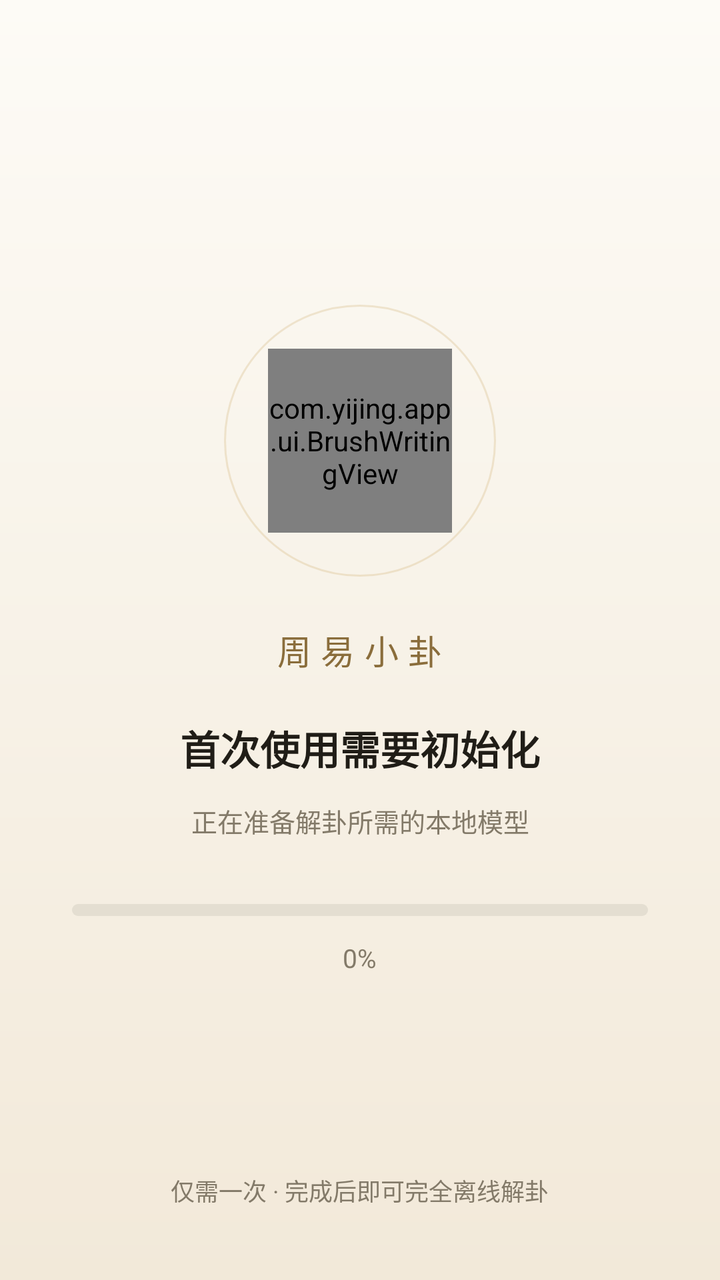
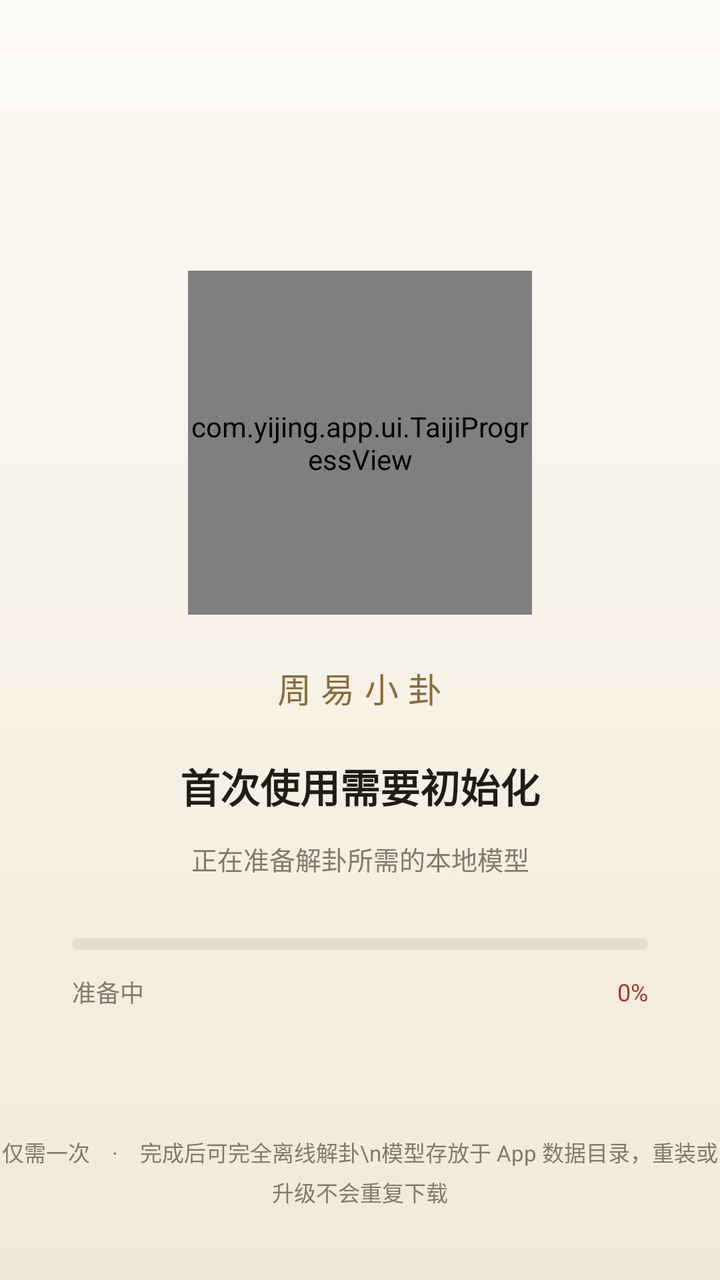

Two renders of the same Android screen: before a commit and after it. Below are the layout's source before the change and the commit's diff.
<!-- AndroidManifest.xml: application theme Theme.Yijing -->
<!-- res/layout/activity_onboarding.xml -->
<?xml version="1.0" encoding="utf-8"?>
<FrameLayout xmlns:android="http://schemas.android.com/apk/res/android"
    android:layout_width="match_parent"
    android:layout_height="match_parent"
    android:background="@drawable/bg_onboarding">

    <LinearLayout
        android:layout_width="match_parent"
        android:layout_height="wrap_content"
        android:layout_gravity="center"
        android:orientation="vertical"
        android:gravity="center_horizontal"
        android:paddingHorizontal="36dp">

        <FrameLayout
            android:layout_width="136dp"
            android:layout_height="136dp">

            <View
                android:layout_width="match_parent"
                android:layout_height="match_parent"
                android:background="@drawable/bg_onboarding_ring" />

            <com.yijing.app.ui.BrushWritingView
                android:id="@+id/onboardingBrush"
                android:layout_width="92dp"
                android:layout_height="92dp"
                android:layout_gravity="center" />
        </FrameLayout>

        <TextView
            android:layout_width="wrap_content"
            android:layout_height="wrap_content"
            android:layout_marginTop="24dp"
            android:letterSpacing="0.28"
            android:text="周易小卦"
            android:textColor="@color/brand"
            android:textSize="17sp" />

        <TextView
            android:id="@+id/onboardingHeadline"
            android:layout_width="wrap_content"
            android:layout_height="wrap_content"
            android:layout_marginTop="22dp"
            android:gravity="center"
            android:text="首次使用需要初始化"
            android:textColor="@color/ink"
            android:textSize="20sp"
            android:textStyle="bold" />

        <TextView
            android:id="@+id/onboardingDetail"
            android:layout_width="match_parent"
            android:layout_height="wrap_content"
            android:layout_marginTop="12dp"
            android:gravity="center"
            android:lineSpacingExtra="5dp"
            android:text="正在准备解卦所需的本地模型"
            android:textColor="@color/ink_muted"
            android:textSize="13sp" />

        <ProgressBar
            android:id="@+id/onboardingProgress"
            style="?android:attr/progressBarStyleHorizontal"
            android:layout_width="match_parent"
            android:layout_height="6dp"
            android:layout_marginTop="32dp"
            android:max="100"
            android:progress="0"
            android:progressDrawable="@drawable/progress_cinnabar" />

        <TextView
            android:id="@+id/onboardingPercent"
            android:layout_width="wrap_content"
            android:layout_height="wrap_content"
            android:layout_marginTop="12dp"
            android:text="0%"
            android:textColor="@color/ink_muted"
            android:textSize="13sp" />

        <TextView
            android:id="@+id/onboardingRetry"
            android:layout_width="wrap_content"
            android:layout_height="wrap_content"
            android:layout_marginTop="26dp"
            android:background="@drawable/bg_retry_button"
            android:paddingHorizontal="26dp"
            android:paddingVertical="11dp"
            android:text="重新尝试"
            android:textColor="@color/cinnabar"
            android:textSize="14sp"
            android:visibility="gone" />

        
        <TextView
            android:id="@+id/onboardingCancel"
            android:layout_width="wrap_content"
            android:layout_height="wrap_content"
            android:layout_marginTop="26dp"
            android:background="@drawable/bg_cancel_button"
            android:paddingHorizontal="26dp"
            android:paddingVertical="11dp"
            android:text="取消下载"
            android:textColor="@color/ink_muted"
            android:textSize="14sp"
            android:visibility="gone" />

        
        <TextView
            android:id="@+id/onboardingSkip"
            android:layout_width="wrap_content"
            android:layout_height="wrap_content"
            android:layout_marginTop="18dp"
            android:paddingHorizontal="12dp"
            android:paddingVertical="8dp"
            android:text="先跳过，稍后再下载"
            android:textColor="@color/ink_muted"
            android:textSize="13sp"
            android:visibility="gone" />
    </LinearLayout>

    <TextView
        android:layout_width="wrap_content"
        android:layout_height="wrap_content"
        android:layout_gravity="bottom|center_horizontal"
        android:layout_marginBottom="36dp"
        android:text="仅需一次 · 完成后即可完全离线解卦"
        android:textColor="@color/ink_muted"
        android:textSize="12sp" />
</FrameLayout>
<!-- resources referenced by this layout -->
<resources>
  <color name="brand">#8A6D3B</color>
  <color name="cinnabar">#A63A2B</color>
  <color name="ink">#201D17</color>
  <color name="ink_muted">#837A69</color>
  <!-- drawable bg_cancel_button (drawable) -->
  <?xml version="1.0" encoding="utf-8"?>
  <shape xmlns:android="http://schemas.android.com/apk/res/android"
      android:shape="rectangle">
      <corners android:radius="22dp" />
      <solid android:color="#00FFFFFF" />
      <stroke
          android:width="1dp"
          android:color="@color/divider" />
  </shape>
  <!-- drawable bg_onboarding (drawable) -->
  <?xml version="1.0" encoding="utf-8"?>
  <shape xmlns:android="http://schemas.android.com/apk/res/android"
      android:shape="rectangle">
      <gradient
          android:angle="270"
          android:startColor="#FDFBF6"
          android:endColor="#F2E9D9" />
  </shape>
  <!-- drawable bg_onboarding_ring (drawable) -->
  <?xml version="1.0" encoding="utf-8"?>
  <shape xmlns:android="http://schemas.android.com/apk/res/android"
      android:shape="oval">
      <solid android:color="#00000000" />
      <stroke
          android:width="1dp"
          android:color="#3DC8A45C" />
  </shape>
  <!-- drawable bg_retry_button (drawable) -->
  <?xml version="1.0" encoding="utf-8"?>
  <shape xmlns:android="http://schemas.android.com/apk/res/android"
      android:shape="rectangle">
      <corners android:radius="22dp" />
      <solid android:color="#14A63A2B" />
      <stroke
          android:width="1dp"
          android:color="@color/cinnabar" />
  </shape>
  <!-- drawable progress_cinnabar (drawable) -->
  <?xml version="1.0" encoding="utf-8"?>
  <layer-list xmlns:android="http://schemas.android.com/apk/res/android">
      <item android:id="@android:id/background">
          <shape android:shape="rectangle">
              <corners android:radius="3dp" />
              <solid android:color="@color/divider" />
          </shape>
      </item>
      <item android:id="@android:id/progress">
          <clip>
              <shape android:shape="rectangle">
                  <corners android:radius="3dp" />
                  <solid android:color="@color/cinnabar" />
              </shape>
          </clip>
      </item>
  </layer-list>
  <style name="Theme.Yijing" parent="Theme.Material3.DayNight.NoActionBar">
          <item name="colorPrimary">@color/brand</item>
          <item name="colorOnPrimary">@color/paper</item>
          <item name="android:colorBackground">@color/paper</item>
      </style>
  <color name="divider">#E4DED1</color>
  <color name="paper">#FBF8F2</color>
</resources>

<!-- the commit's change to res/layout/activity_onboarding.xml (unified diff, before → after) -->
@@ -12,21 +12,11 @@
         android:gravity="center_horizontal"
         android:paddingHorizontal="36dp">
 
-        <FrameLayout
-            android:layout_width="136dp"
-            android:layout_height="136dp">
-
-            <View
-                android:layout_width="match_parent"
-                android:layout_height="match_parent"
-                android:background="@drawable/bg_onboarding_ring" />
-
-            <com.yijing.app.ui.BrushWritingView
-                android:id="@+id/onboardingBrush"
-                android:layout_width="92dp"
-                android:layout_height="92dp"
-                android:layout_gravity="center" />
-        </FrameLayout>
+        
+        <com.yijing.app.ui.TaijiProgressView
+            android:id="@+id/onboardingTaiji"
+            android:layout_width="172dp"
+            android:layout_height="172dp" />
 
         <TextView
             android:layout_width="wrap_content"
@@ -59,24 +49,49 @@
             android:textColor="@color/ink_muted"
             android:textSize="13sp" />
 
-        <ProgressBar
-            android:id="@+id/onboardingProgress"
-            style="?android:attr/progressBarStyleHorizontal"
+        
+        <LinearLayout
+            android:id="@+id/onboardingProgressBlock"
             android:layout_width="match_parent"
-            android:layout_height="6dp"
-            android:layout_marginTop="32dp"
-            android:max="100"
-            android:progress="0"
-            android:progressDrawable="@drawable/progress_cinnabar" />
+            android:layout_height="wrap_content"
+            android:layout_marginTop="30dp"
+            android:orientation="vertical">
 
-        <TextView
-            android:id="@+id/onboardingPercent"
-            android:layout_width="wrap_content"
-            android:layout_height="wrap_content"
-            android:layout_marginTop="12dp"
-            android:text="0%"
-            android:textColor="@color/ink_muted"
-            android:textSize="13sp" />
+            <ProgressBar
+                android:id="@+id/onboardingProgress"
+                style="?android:attr/progressBarStyleHorizontal"
+                android:layout_width="match_parent"
+                android:layout_height="6dp"
+                android:max="100"
+                android:progress="0"
+                android:progressDrawable="@drawable/progress_cinnabar" />
+
+            <LinearLayout
+                android:layout_width="match_parent"
+                android:layout_height="wrap_content"
+                android:layout_marginTop="12dp"
+                android:orientation="horizontal"
+                android:gravity="center_vertical">
+
+                <TextView
+                    android:id="@+id/onboardingStatus"
+                    android:layout_width="0dp"
+                    android:layout_height="wrap_content"
+                    android:layout_weight="1"
+                    android:text="准备中"
+                    android:textColor="@color/ink_muted"
+                    android:textSize="12sp" />
+
+                <TextView
+                    android:id="@+id/onboardingPercent"
+                    android:layout_width="wrap_content"
+                    android:layout_height="wrap_content"
+                    android:fontFeatureSettings="tnum"
+                    android:text="0%"
+                    android:textColor="@color/cinnabar"
+                    android:textSize="12sp" />
+            </LinearLayout>
+        </LinearLayout>
 
         <TextView
             android:id="@+id/onboardingRetry"
@@ -124,7 +139,9 @@
         android:layout_height="wrap_content"
         android:layout_gravity="bottom|center_horizontal"
         android:layout_marginBottom="36dp"
-        android:text="仅需一次 · 完成后即可完全离线解卦"
+        android:gravity="center"
+        android:lineSpacingExtra="4dp"
+        android:text="仅需一次　·　完成后可完全离线解卦\n模型存放于 App 数据目录，重装或升级不会重复下载"
         android:textColor="@color/ink_muted"
-        android:textSize="12sp" />
+        android:textSize="11sp" />
 </FrameLayout>
<!-- resource entries referenced after the edit -->
@@ -22,15 +22,6 @@
           android:angle="270"
           android:startColor="#FDFBF6"
           android:endColor="#F2E9D9" />
-  </shape>
-  <!-- drawable bg_onboarding_ring (drawable) -->
-  <?xml version="1.0" encoding="utf-8"?>
-  <shape xmlns:android="http://schemas.android.com/apk/res/android"
-      android:shape="oval">
-      <solid android:color="#00000000" />
-      <stroke
-          android:width="1dp"
-          android:color="#3DC8A45C" />
   </shape>
   <!-- drawable bg_retry_button (drawable) -->
   <?xml version="1.0" encoding="utf-8"?>
